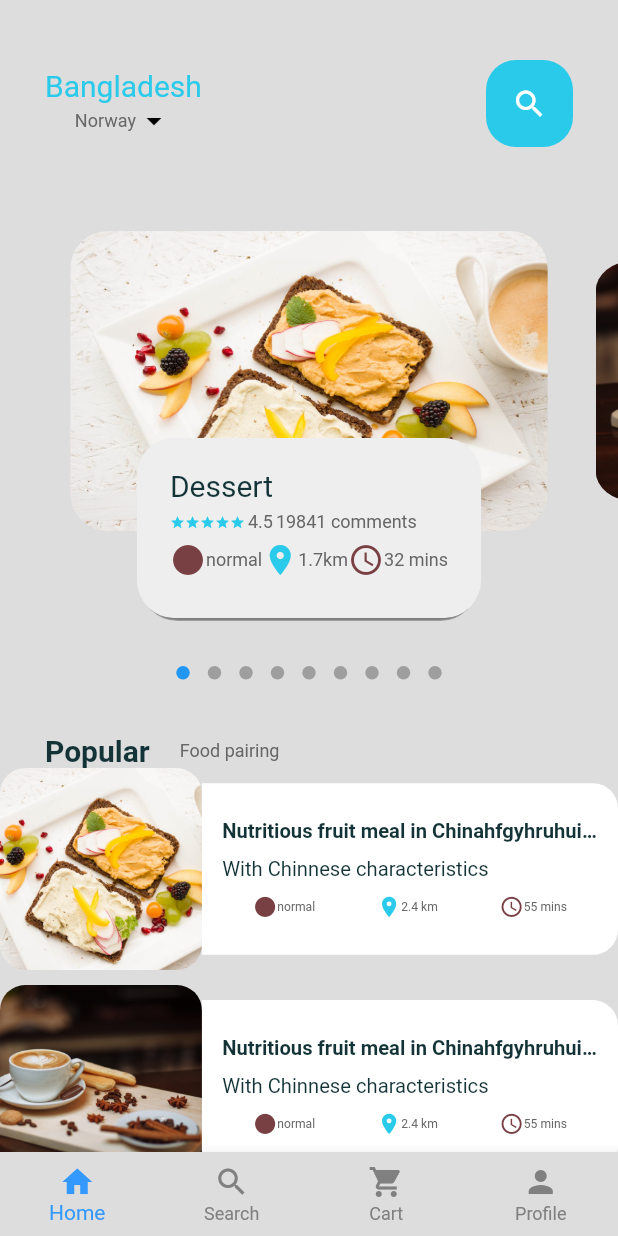
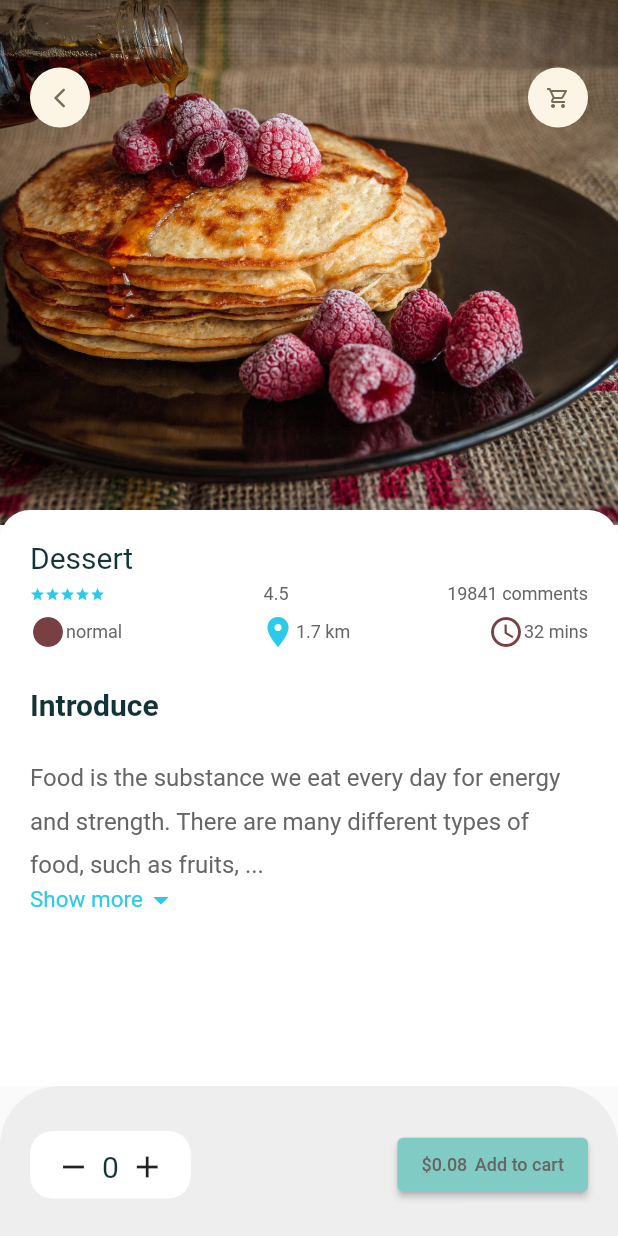
Before and after one commit to LizWahome/ecommerce-app, a Flutter app: the screen it shows after launch, on a phone screen of 412 x 824 dp. Run offline on Flutter 3.47's test engine with Material 2 defaults, Android fonts, the phone set to English and light mode, and no system bars; drawn by our look-alikes of dots_indicator; our stand-ins replace gap, get.

Commit message:
fooddisplay_page

```diff
--- /dev/null
+++ b/lib/food_page.dart
@@ -0,0 +1,133 @@
+import 'package:dots_indicator/dots_indicator.dart';
+import 'package:ecommerce_app/utlis/app_infolist.dart';
+import 'package:ecommerce_app/utlis/app_layout.dart';
+import 'package:ecommerce_app/utlis/stack_list.dart';
+import 'package:ecommerce_app/widgets/container_widget.dart';
+import 'package:flutter/material.dart';
+
+class FoodPage extends StatefulWidget {
+  const FoodPage({super.key});
+
+  @override
+  State<FoodPage> createState() => _FoodPageState();
+}
+
+class _FoodPageState extends State<FoodPage> {
+  late PageController _controller = PageController(initialPage: 0);
+  var currPageValue = 0.0;
+  double scaleFactor = AppLayout.getHeight(0.8);
+  final double _height = AppLayout.getHeight(200);
+  double currentIndexPage = 0;
+
+  @override
+  void initState() {
+    super.initState();
+    _controller = PageController(viewportFraction: 0.85);
+    _controller.addListener(() {
+      setState(() {
+        currPageValue = _controller.page!;
+      });
+    });
+    // _controller =
+    //     PageController(initialPage: currPageValue, viewportFraction: 0.85);
+  }
+
+  @override
+  void dispose() {
+    super.dispose();
+    _controller.dispose();
+  }
+
+  @override
+  Widget build(BuildContext context) {
+    return Column(
+      children: [
+        SizedBox(
+          height: AppLayout.getHeight(300),
+          child: AspectRatio(
+            aspectRatio: 1.5,
+            child: PageView.builder(
+                controller: _controller,
+                onPageChanged: (int page) {
+                  setState(() {
+                    currentIndexPage = page.toDouble();
+                  });
+                },
+                itemCount: infoList.length,
+                itemBuilder: (context, index) {
+                  return carouselView(index);
+                }),
+          ),
+        ),
+         DotsIndicator(
+              dotsCount: infoList.length,
+              position: currPageValue,
+              onTap: (position) {
+                setState(() {
+                  currentIndexPage = position;
+                  _controller.animateToPage(position.toInt(),
+                      duration: const Duration(milliseconds: 300),
+                      curve: Curves.easeIn);
+                });
+              },
+            )
+      ],
+    );
+  }
+
+  Widget carouselView(int index) {
+    return carouselCard(infoList[index], stackList[index], index);
+  }
+
+  Widget carouselCard(InfoModel info, StackModel model, int index) {
+    Matrix4 matrix = Matrix4.identity();
+    if (index == currPageValue.floor()) {
+      var currScale = 1 - (currPageValue - index) * (1 - scaleFactor);
+      var currTrans = _height * (1 - currScale) / 2;
+      matrix = Matrix4.diagonal3Values(1, currScale, 1)
+        ..setTranslationRaw(0, currTrans, 0);
+    } else if (index == currPageValue.floor() + 1) {
+      var currScale =
+          scaleFactor + (currPageValue - index + 1) * (1 - scaleFactor);
+      var currTrans = _height * (1 - currScale) / 2;
+      matrix = Matrix4.diagonal3Values(1, currScale, 1);
+      matrix = Matrix4.diagonal3Values(1, currScale, 1)
+        ..setTranslationRaw(0, currTrans, 0);
+    } else if (index == currPageValue.floor() - 1) {
+      var currScale = 1 - (currPageValue - index) * (1 - scaleFactor);
+      var currTrans = _height * (1 - currScale) / 2;
+      matrix = Matrix4.diagonal3Values(1, currScale, 1);
+      matrix = Matrix4.diagonal3Values(1, currScale, 1)
+        ..setTranslationRaw(0, currTrans, 0);
+    } else {
+      var currScale = 0.8;
+      matrix = Matrix4.diagonal3Values(1, currScale, 1)
+        ..setTranslationRaw(0, _height * (1 - scaleFactor) / 2, 1);
+    }
+
+    return Padding(
+      padding: const EdgeInsets.all(16.0),
+      child: Transform(
+        transform: matrix,
+        child: Stack(children: [
+          Container(
+            height: AppLayout.getHeight(200),
+            decoration: BoxDecoration(
+              borderRadius: BorderRadius.circular(AppLayout.getHeight(25)),
+              image: DecorationImage(
+                  image: AssetImage(info.image), fit: BoxFit.fill),
+              // boxShadow: const [
+              //   BoxShadow(color: Colors.black, offset: Offset(0, 4), blurRadius: 1)
+              // ]
+            ),
+          ),
+          Align(
+            alignment: Alignment.bottomCenter,
+            child:
+                FittedBox(child: ContainerWidget(stacklist: stackList[index])),
+          ),
+        ]),
+      ),
+    );
+  }
+}
--- a/lib/main.dart
+++ b/lib/main.dart
@@ -1,4 +1,4 @@
-import 'package:ecommerce_app/screens/bottom_bar.dart';
+import 'package:ecommerce_app/screens/food_display.dart';
 import 'package:flutter/material.dart';
 import 'package:get/get.dart';
 
@@ -13,7 +13,8 @@ class MyApp extends StatelessWidget {
   Widget build(BuildContext context) {
     return const GetMaterialApp(
       debugShowCheckedModeBanner: false,
-      home: BottomBar(),
+      home: FoodDisplay(),
+      //home: BottomBar(),
     );
   }
 }
--- /dev/null
+++ b/lib/screens/food_display.dart
@@ -0,0 +1,117 @@
+import 'package:ecommerce_app/utlis/app_layout.dart';
+import 'package:ecommerce_app/utlis/constant_colors.dart';
+import 'package:ecommerce_app/widgets/app_column.dart';
+import 'package:ecommerce_app/widgets/app_icon.dart';
+import 'package:ecommerce_app/widgets/bigtext_widget.dart';
+import 'package:ecommerce_app/widgets/expandable_text_widget.dart';
+import 'package:ecommerce_app/widgets/smalltext_widget.dart';
+import 'package:flutter/material.dart';
+import 'package:gap/gap.dart';
+
+class FoodDisplay extends StatelessWidget {
+  const FoodDisplay({super.key});
+
+  @override
+  Widget build(BuildContext context) {
+    return Scaffold(
+      body: Stack(
+        children: [
+          Positioned(
+            left: 0,
+            right: 0,
+            height: AppLayout.getHeight(350),
+            child: Container(
+              width: double.maxFinite,
+              decoration: const BoxDecoration(
+                  image: DecorationImage(
+                      image: AssetImage("images/pancakes-2291908_1920.jpg"),
+                      fit: BoxFit.cover)),
+            ),
+          ),
+          Positioned(
+            top: AppLayout.getHeight(45),
+            left: AppLayout.getHeight(20),
+            right: AppLayout.getHeight(20),
+            child: Row(
+              mainAxisAlignment: MainAxisAlignment.spaceBetween,
+              children: const [
+                AppIcon(icon: Icons.arrow_back_ios_rounded),
+                AppIcon(icon: Icons.shopping_cart_outlined)
+              ],
+            ),
+          ),
+          Positioned(
+              left: 0,
+              right: 0,
+              top: AppLayout.getHeight(340),
+              bottom: 0,
+              child: Container(
+                padding: EdgeInsets.only(
+                    left: AppLayout.getWidth(20),
+                    right: AppLayout.getWidth(20),
+                    top: AppLayout.getHeight(20)),
+                decoration: BoxDecoration(
+                    borderRadius: BorderRadius.only(
+                      topLeft: Radius.circular(AppLayout.getHeight(20)),
+                      topRight: Radius.circular(AppLayout.getHeight(20)),
+                    ),
+                    color: Colors.white),
+                child: Column(
+                  crossAxisAlignment: CrossAxisAlignment.start,
+                  children: [
+                    const AppColumn(foodtype: 'Dessert'),
+                    Gap(AppLayout.getHeight(25)),
+                    BigText(text: "Introduce", fontWeight: false),
+                    Gap(AppLayout.getHeight(20)),
+                    const Expanded(child: SingleChildScrollView(child: ExpandableTextWidget(text: "Food is the substance we eat every day for energy and strength. There are many different types of food, such as fruits, vegetables, rice, and pasta. We need to eat a variety of foods to get all the essential nutrients the body needs. Not eating a healthy and balanced diet leads to weakness and deficiency diseases. Every individuals needs good foods for a healthy body . We have to take good food in a balanced ratio . Such as, fruits , green vegetables , pulse , and so on . Good food is the one that gives us the right amount of nutrients to keep ourselves healthy and fit.")))
+                  ],
+                )
+              ))
+        ],
+      ),
+      bottomNavigationBar: Container(
+        height: AppLayout.getHeight(100),
+        padding: EdgeInsets.only(top: AppLayout.getHeight(30), bottom: AppLayout.getHeight(25), left: AppLayout.getWidth(20), right: AppLayout.getWidth(20)),
+        decoration: BoxDecoration(
+          borderRadius: BorderRadius.only(
+            topLeft: Radius.circular(AppLayout.getHeight(20*2)),
+            topRight: Radius.circular(AppLayout.getHeight(20*2)),
+          ),
+          color: Styles.bgColor
+        ),
+        child: Row(
+          mainAxisAlignment: MainAxisAlignment.spaceBetween,
+          children: [
+            Container(
+              padding: EdgeInsets.symmetric(horizontal: AppLayout.getHeight(17), vertical: AppLayout.getHeight(12)),
+              decoration: BoxDecoration(
+                borderRadius: BorderRadius.circular(AppLayout.getHeight(15)),
+                color: Colors.white
+              ),
+              child: Row(
+                children: [
+                  const Icon(Icons.remove),
+                  Gap(AppLayout.getHeight(7)),
+                  BigText(text: "0", fontWeight: true),
+                  Gap(AppLayout.getHeight(7)),
+                  const Icon(Icons.add)
+                ],
+              ),
+            ),
+            ElevatedButton(
+              style: ElevatedButton.styleFrom(backgroundColor: Colors.teal.shade200),
+              onPressed: (){},
+              child: Row(
+                children: [
+                  SmallText(text: '\$0.08'),
+                  Gap(AppLayout.getHeight(5)),
+                  SmallText(text: "Add to cart")
+                ],
+              )
+              )
+          ],
+        ),
+      ),
+    );
+  }
+}
--- a/lib/screens/home_screen.dart
+++ b/lib/screens/home_screen.dart
@@ -1,10 +1,8 @@
-import 'package:dots_indicator/dots_indicator.dart';
+import 'package:ecommerce_app/food_page.dart';
 import 'package:ecommerce_app/utlis/app_infolist.dart';
 import 'package:ecommerce_app/utlis/app_layout.dart';
 import 'package:ecommerce_app/utlis/constant_colors.dart';
-import 'package:ecommerce_app/utlis/stack_list.dart';
 import 'package:ecommerce_app/widgets/buildcard_widget.dart';
-import 'package:ecommerce_app/widgets/container_widget.dart';
 import 'package:ecommerce_app/widgets/icon_text_widget.dart';
 import 'package:ecommerce_app/widgets/smalltext_widget.dart';
 import 'package:ecommerce_app/widgets/bigtext_widget.dart';
@@ -22,7 +20,7 @@ class _HomeScreenState extends State<HomeScreen> {
   late PageController _controller = PageController(initialPage: 0);
   var currPageValue = 0.0;
   double scaleFactor = AppLayout.getHeight(0.8);
-  final double _height = AppLayout.getHeight(200);
+  //final double _height = AppLayout.getHeight(200);
   double currentIndexPage = 0;
 
   @override
@@ -49,7 +47,8 @@ class _HomeScreenState extends State<HomeScreen> {
     final size = AppLayout.getSize(context);
     return Scaffold(
       backgroundColor: Styles.containerColor2,
-      body: Column(
+      body: SingleChildScrollView(
+        child: Column(
           children: [
             Container(
               padding: EdgeInsets.symmetric(
@@ -92,39 +91,7 @@ class _HomeScreenState extends State<HomeScreen> {
                 ],
               ),
             ),
-          Expanded(
-              child: SingleChildScrollView(
-            child: Column(
-              children: [
-                Container(
-                  height: AppLayout.getHeight(300),
-                  child: AspectRatio(
-                    aspectRatio: 1.5,
-                    child: PageView.builder(
-                        controller: _controller,
-                        onPageChanged: (int page) {
-                          setState(() {
-                            currentIndexPage = page.toDouble();
-                          });
-                        },
-                        itemCount: infoList.length,
-                        itemBuilder: (context, index) {
-                          return carouselView(index);
-                        }),
-                  ),
-                ),
-                DotsIndicator(
-                  dotsCount: infoList.length,
-                  position: currPageValue,
-                  onTap: (position) {
-                    setState(() {
-                      currentIndexPage = position;
-                      _controller.animateToPage(position.toInt(),
-                          duration: const Duration(milliseconds: 300),
-                          curve: Curves.easeIn);
-                    });
-                  },
-                ),
+            const FoodPage(),
             Gap(AppLayout.getHeight(30)),
             Container(
               margin:
@@ -141,7 +108,7 @@ class _HomeScreenState extends State<HomeScreen> {
               ),
             ),
             ListView.separated(
-                  physics: NeverScrollableScrollPhysics(),
+              physics: const NeverScrollableScrollPhysics(),
               shrinkWrap: true,
               itemCount: infoList.length,
               itemBuilder: (context, index) {
@@ -202,68 +169,12 @@ class _HomeScreenState extends State<HomeScreen> {
               },
               separatorBuilder: (context, _) =>
                   Gap(AppLayout.getHeight(10)),
-                )
+            ),
           ],
         ),
-          )),
-        ],
       ),
     );
   }
 
-  Widget carouselView(int index) {
-    return carouselCard(infoList[index], stackList[index], index);
+
 }
-
-  Widget carouselCard(InfoModel info, StackModel model, int index) {
-    Matrix4 matrix = Matrix4.identity();
-    if (index == currPageValue.floor()) {
-      var currScale = 1 - (currPageValue - index) * (1 - scaleFactor);
-      var currTrans = _height * (1 - currScale) / 2;
-      matrix = Matrix4.diagonal3Values(1, currScale, 1)
-        ..setTranslationRaw(0, currTrans, 0);
-    } else if (index == currPageValue.floor() + 1) {
-      var currScale =
-          scaleFactor + (currPageValue - index + 1) * (1 - scaleFactor);
-      var currTrans = _height * (1 - currScale) / 2;
-      matrix = Matrix4.diagonal3Values(1, currScale, 1);
-      matrix = Matrix4.diagonal3Values(1, currScale, 1)
-        ..setTranslationRaw(0, currTrans, 0);
-    } else if (index == currPageValue.floor() - 1) {
-      var currScale = 1 - (currPageValue - index) * (1 - scaleFactor);
-      var currTrans = _height * (1 - currScale) / 2;
-      matrix = Matrix4.diagonal3Values(1, currScale, 1);
-      matrix = Matrix4.diagonal3Values(1, currScale, 1)
-        ..setTranslationRaw(0, currTrans, 0);
-    } else {
-      var currScale = 0.8;
-      matrix = Matrix4.diagonal3Values(1, currScale, 1)
-        ..setTranslationRaw(0, _height * (1 - scaleFactor) / 2, 1);
-    }
-
-    return Padding(
-      padding: const EdgeInsets.all(16.0),
-      child: Transform(
-        transform: matrix,
-        child: Stack(children: [
-          Container(
-            height: AppLayout.getHeight(200),
-            decoration: BoxDecoration(
-              borderRadius: BorderRadius.circular(AppLayout.getHeight(25)),
-              image: DecorationImage(
-                  image: AssetImage(info.image), fit: BoxFit.fill),
-              // boxShadow: const [
-              //   BoxShadow(color: Colors.black, offset: Offset(0, 4), blurRadius: 1)
-              // ]
-            ),
-          ),
-          Align(
-            alignment: Alignment.bottomCenter,
-            child:
-                FittedBox(child: ContainerWidget(stacklist: stackList[index])),
-          ),
-        ]),
-      ),
-    );
-  }
-}
--- /dev/null
+++ b/lib/widgets/app_column.dart
@@ -0,0 +1,62 @@
+import 'package:ecommerce_app/utlis/app_layout.dart';
+import 'package:ecommerce_app/utlis/constant_colors.dart';
+import 'package:ecommerce_app/widgets/bigtext_widget.dart';
+import 'package:ecommerce_app/widgets/icon_text_widget.dart';
+import 'package:ecommerce_app/widgets/smalltext_widget.dart';
+import 'package:flutter/material.dart';
+import 'package:gap/gap.dart';
+
+class AppColumn extends StatelessWidget {
+  final String foodtype;
+  const AppColumn({super.key, required this.foodtype});
+
+  @override
+  Widget build(BuildContext context) {
+    return Column(
+      crossAxisAlignment: CrossAxisAlignment.start,
+      children: [
+        BigText(
+          text: foodtype,
+          fontWeight: true,
+        ),
+        Gap(AppLayout.getHeight(7)),
+        Row(
+          mainAxisAlignment: MainAxisAlignment.spaceBetween,
+          children: [
+            Wrap(
+              children: List.generate(
+                  5,
+                  (index) => Icon(
+                        Icons.star,
+                        color: Styles.blueColor,
+                        size: AppLayout.getHeight(10),
+                      )),
+            ),
+            Gap(AppLayout.getWidth(2)),
+            SmallText(text: "4.5"),
+            Gap(AppLayout.getWidth(2)),
+            SmallText(text: "19841 comments")
+          ],
+        ),
+        Gap(AppLayout.getHeight(7)),
+        Row(
+          mainAxisAlignment: MainAxisAlignment.spaceBetween,
+          children: [
+            IconTextWidget(
+                text: "normal",
+                color: Styles.containerColor,
+                icon: Icons.circle),
+            IconTextWidget(
+                text: "1.7 km",
+                color: Styles.blueColor,
+                icon: Icons.location_on_sharp),
+            IconTextWidget(
+                text: "32 mins",
+                color: Styles.containerColor,
+                icon: Icons.access_time)
+          ],
+        )
+      ],
+    );
+  }
+}
--- /dev/null
+++ b/lib/widgets/app_icon.dart
@@ -0,0 +1,31 @@
+import 'package:flutter/material.dart';
+
+
+class AppIcon extends StatelessWidget {
+  final IconData icon;
+  final Color backgroundColor;
+  final Color iconColor;
+  final double size;
+  const AppIcon(
+      {super.key,
+      required this.icon,
+      this.backgroundColor = const Color(0xFFfcf4e4),
+      this.iconColor = const Color(0xFF756d54),
+      this.size = 40});
+
+  @override
+  Widget build(BuildContext context) {
+    return Container(
+      width: size,
+      height: size,
+      decoration: BoxDecoration(
+          borderRadius: BorderRadius.circular(size / 2),
+          color: backgroundColor),
+      child: Icon(
+        icon,
+        color: iconColor,
+        size: 16,
+      ),
+    );
+  }
+}
--- a/lib/widgets/buildcard_widget.dart
+++ b/lib/widgets/buildcard_widget.dart
@@ -3,7 +3,7 @@ import 'package:ecommerce_app/utlis/app_layout.dart';
 import 'package:flutter/material.dart';
 
 Widget buildCard({required InfoModel infoList}) {
-  return Container(
+  return SizedBox(
     width: AppLayout.getWidth(200),
     height: AppLayout.getHeight(200),
     child: ClipRRect(
--- /dev/null
+++ b/lib/widgets/expandable_text_widget.dart
@@ -0,0 +1,65 @@
+import 'package:ecommerce_app/utlis/app_layout.dart';
+import 'package:ecommerce_app/utlis/constant_colors.dart';
+import 'package:ecommerce_app/widgets/smalltext_widget.dart';
+import 'package:flutter/material.dart';
+
+class ExpandableTextWidget extends StatefulWidget {
+  final String text;
+  const ExpandableTextWidget({super.key, required this.text});
+
+  @override
+  State<ExpandableTextWidget> createState() => _ExpandableTextWidgetState();
+}
+
+class _ExpandableTextWidgetState extends State<ExpandableTextWidget> {
+  late String firstHalf;
+  late String secondHalf;
+
+  bool hiddenText = true;
+  double textHeight = AppLayout.getHeight(120);
+
+  @override
+  void initState() {
+    super.initState();
+    if (widget.text.length > textHeight) {
+      firstHalf = widget.text.substring(0, textHeight.toInt());
+      secondHalf =
+          widget.text.substring(textHeight.toInt() + 1, widget.text.length);
+    } else {
+      firstHalf = widget.text;
+      secondHalf = "";
+    }
+  }
+
+  @override
+  Widget build(BuildContext context) {
+    return Container(
+      child: secondHalf.isEmpty
+          ? SmallText(text: firstHalf)
+          : Column(
+              children: [
+                SmallText(
+                    text: hiddenText
+                        ? ("$firstHalf...")
+                        : (firstHalf + secondHalf), size: AppLayout.getHeight(16), height: AppLayout.getHeight(1.8),),
+                InkWell(
+                  onTap: () {
+                    setState(() {
+                      hiddenText = !hiddenText;
+                    });
+                  },
+                  child: Row(
+                    children: [
+                      SmallText(text: hiddenText?"Show more": "Show less", color: Styles.blueColor,size: AppLayout.getHeight(15)),
+                      Icon(hiddenText?
+                        Icons.arrow_drop_down : Icons.arrow_drop_up,
+                        color: Styles.blueColor,
+                      )
+                    ],
+                  ),
+                )
+              ],
+            ),
+    );
+  }
+}
--- a/lib/widgets/smalltext_widget.dart
+++ b/lib/widgets/smalltext_widget.dart
@@ -1,4 +1,3 @@
-import 'package:ecommerce_app/utlis/app_layout.dart';
 import 'package:flutter/material.dart';
 
 class SmallText extends StatelessWidget {
```
Also changed, not shown: lib/widgets/stack_widget.dart (deleted, +0 -114 lines). Lines whose indentation alone changed are shown as unchanged.
